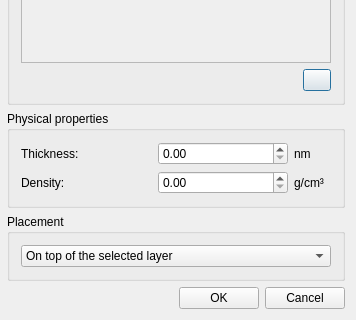
Before: the Qt Designer form ui_files/ui_layer_dialog.ui in JYU-IBA/potku, drawn with Qt 5; both pictures show x 0 to 356 and y 152 to 472 of the 356 by 472 pixel window.
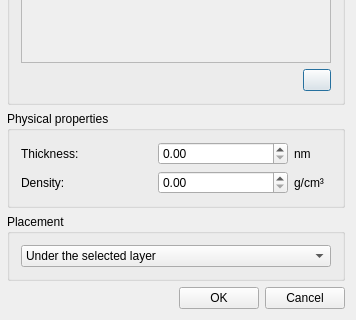
After: the same form once the commit is applied. Icons and pictures are not drawn.

Commit message: Changed the default of adding a new layer to be under the selected layer. If the user is adding the first layer, this selection is hidden.

What changed in the file:
```diff
--- a/ui_files/ui_layer_dialog.ui
+++ b/ui_files/ui_layer_dialog.ui
@@ -328,7 +328,7 @@
        <widget class="QComboBox" name="comboBox">
         <item>
          <property name="text">
-          <string>On top of the selected layer</string>
+          <string>Under the selected layer</string>
          </property>
         </item>
         <item>
```
Left out of the diff: 2 changed lines with no effect on the pictures. The commit also changes 2 other files.
